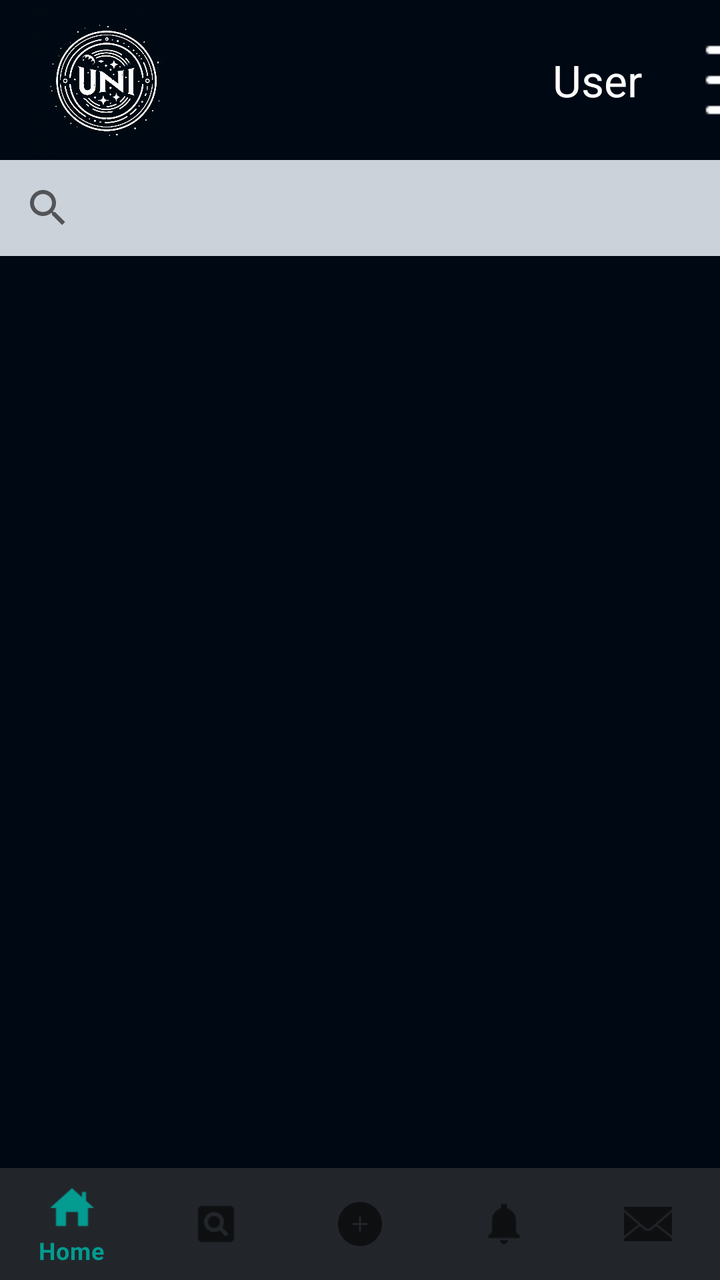
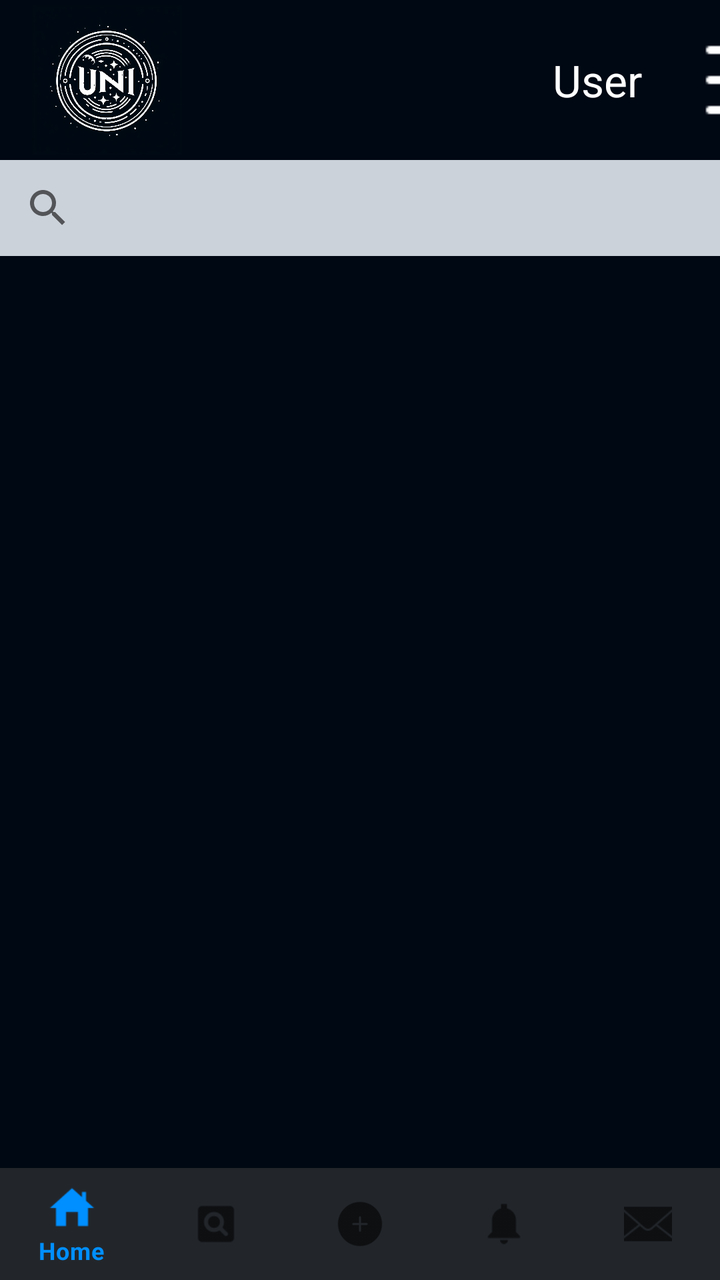

Before-and-after screenshots of an Android layout around one commit, followed by the original layout XML and the change that was made.
<!-- AndroidManifest.xml: application theme Theme.UNIverse -->
<!-- res/layout/activity_search_view.xml -->
<?xml version="1.0" encoding="utf-8"?>
<androidx.constraintlayout.widget.ConstraintLayout xmlns:android="http://schemas.android.com/apk/res/android"
    xmlns:app="http://schemas.android.com/apk/res-auto"
    xmlns:tools="http://schemas.android.com/tools"
    android:layout_width="match_parent"
    android:layout_height="match_parent"
    tools:context=".user_views.SearchViewActivity"
    android:background="@color/backgroundUniverse">
    
    <include layout="@layout/activity_actionbar"></include>

    <androidx.appcompat.widget.SearchView
        android:id="@+id/search_view"
        android:layout_width="0dp"
        android:layout_height="wrap_content"
        android:layout_marginTop="80dp"
        android:queryHint="Buscar publicaciones"
        app:layout_constraintTop_toTopOf="parent"
        app:layout_constraintStart_toStartOf="parent"
        app:layout_constraintEnd_toEndOf="parent"
        app:layout_constraintBottom_toTopOf="@+id/recycler_view_search"
        android:background="@color/gray"/>

    <androidx.recyclerview.widget.RecyclerView
        android:id="@+id/recycler_view_search"
        android:layout_width="0dp"
        android:layout_height="0dp"
        android:layout_marginBottom="62dp"
        app:layout_constraintTop_toBottomOf="@id/search_view"
        app:layout_constraintStart_toStartOf="parent"
        app:layout_constraintEnd_toEndOf="parent"
        app:layout_constraintBottom_toBottomOf="parent" />

    <include layout="@layout/activity_navbar"></include>

</androidx.constraintlayout.widget.ConstraintLayout>
<!-- res/layout/activity_actionbar.xml (included above) -->
<?xml version="1.0" encoding="utf-8"?>
<androidx.coordinatorlayout.widget.CoordinatorLayout xmlns:android="http://schemas.android.com/apk/res/android"
    xmlns:app="http://schemas.android.com/apk/res-auto"
    android:id="@+id/mainBar"
    android:layout_width="match_parent"
    android:layout_height="match_parent">

    <com.google.android.material.appbar.AppBarLayout
        android:layout_width="match_parent"
        android:layout_height="80dp"

        android:theme="@style/AppTheme.WithMain">

        <androidx.appcompat.widget.Toolbar
            android:id="@+id/toolbar"
            android:layout_width="match_parent"
            android:layout_height="match_parent"
            android:background="@color/backgroundUniverse"
            android:popupTheme="@style/AppTheme.PopupOverlay">

            
            <ImageView
                android:id="@+id/logo"
                android:layout_width="75dp"
                android:layout_height="75dp"
                android:src="@drawable/universe_logo"
                android:clickable="true"
                android:contentDescription="logo"/>

            
            <TextView
                android:id="@+id/username"
                android:layout_width="240dp"
                android:layout_height="wrap_content"
                android:text="User"
                android:textAlignment="textEnd"
                android:padding="10dp"
                android:textColor="@android:color/white"
                android:textSize="22sp"
                android:layout_marginEnd="20dp"
                android:maxWidth="150dp" />

            
            <ImageButton
                android:id="@+id/menuButton"
                android:layout_width="48dp"
                android:layout_height="48dp"
                android:src="@drawable/ic_menu"
                android:background="@color/backgroundUniverse"
                android:contentDescription="menu"
                android:layout_marginEnd="10dp"/>

        </androidx.appcompat.widget.Toolbar>

    </com.google.android.material.appbar.AppBarLayout>

</androidx.coordinatorlayout.widget.CoordinatorLayout>
<!-- res/layout/activity_navbar.xml (included above) -->
<androidx.coordinatorlayout.widget.CoordinatorLayout xmlns:android="http://schemas.android.com/apk/res/android"
    xmlns:app="http://schemas.android.com/apk/res-auto"
    android:layout_width="match_parent"
    android:layout_height="match_parent">

    <com.google.android.material.bottomnavigation.BottomNavigationView
        android:id="@+id/bottom_navigation"
        android:layout_width="match_parent"
        android:layout_height="wrap_content"
        android:layout_gravity="bottom"
        android:background="@color/gray_toolbar"
        app:menu="@menu/bottom_navigation_menu" />

</androidx.coordinatorlayout.widget.CoordinatorLayout>
<!-- resources referenced by this layout -->
<resources>
  <color name="backgroundUniverse">#000813</color>
  <color name="gray">#CCD2DA</color>
  <color name="gray_toolbar">#22262B</color>
  <!-- drawable ic_menu: png bitmap (drawable, 175 bytes) -->
  <!-- drawable universe_logo: jpg bitmap (drawable, 114702 bytes) -->
  <style name="AppTheme.PopupOverlay" parent="ThemeOverlay.AppCompat.Light">
          
          <item name="android:colorBackground">@color/backgroundUniverse</item>
          <item name="android:textColor">@color/white</item>
          <item name="android:textSize">16sp</item>
          
      </style>
  <style name="AppTheme.WithMain" parent="Theme.AppCompat.Light.DarkActionBar">
          
          
          <item name="colorPrimary">#303030</item>
          
          <item name="colorPrimaryDark">#424242</item>
          
          <item name="colorAccent">#FF5252</item>
          <item name="android:windowActionBarOverlay">true</item>
      </style>
  <style name="Theme.UNIverse" parent="Theme.MaterialComponents.DayNight.NoActionBar">
          
          <item name="colorPrimary">@color/cyan</item>
          <item name="colorPrimaryVariant">@color/purple_700</item>
          <item name="colorOnPrimary">@color/white</item>
          
          <item name="colorSecondary">@color/teal_200</item>
          <item name="colorSecondaryVariant">@color/teal_700</item>
          <item name="colorOnSecondary">@color/black</item>
          
          <item name="android:statusBarColor">?attr/colorPrimaryVariant</item>
          
          <item name="colorButtonNormal">@color/cyan</item>
      </style>
  <color name="white">#FFFFFFFF</color>
  <color name="cyan">#049B90</color>
  <color name="purple_700">#FF3700B3</color>
  <color name="teal_200">#FF03DAC5</color>
  <color name="teal_700">#FF018786</color>
  <color name="black">#FF000000</color>
</resources>

<!-- the commit's change to res/layout/activity_search_view.xml (unified diff, before → after) -->
@@ -11,10 +11,14 @@
 
     <androidx.appcompat.widget.SearchView
         android:id="@+id/search_view"
-        android:layout_width="0dp"
+        android:layout_width="match_parent"
         android:layout_height="wrap_content"
         android:layout_marginTop="80dp"
         android:queryHint="Buscar publicaciones"
+        android:hint="Buscar publicaciones"
+        app:searchHintIcon="@color/gray_toolbar"
+        android:textAlignment="center"
+        android:textAppearance="@color/black"
         app:layout_constraintTop_toTopOf="parent"
         app:layout_constraintStart_toStartOf="parent"
         app:layout_constraintEnd_toEndOf="parent"
<!-- resource entries referenced after the edit -->
@@ -24,12 +24,12 @@
       </style>
   <style name="Theme.UNIverse" parent="Theme.MaterialComponents.DayNight.NoActionBar">
           
-          <item name="colorPrimary">@color/cyan</item>
+          <item name="colorPrimary">@color/sky_blue_button</item>
           <item name="colorPrimaryVariant">@color/purple_700</item>
           <item name="colorOnPrimary">@color/white</item>
           
           <item name="colorSecondary">@color/teal_200</item>
-          <item name="colorSecondaryVariant">@color/teal_700</item>
+          <item name="colorSecondaryVariant">@color/sky_blue_button</item>
           <item name="colorOnSecondary">@color/black</item>
           
           <item name="android:statusBarColor">?attr/colorPrimaryVariant</item>
@@ -37,10 +37,10 @@
           <item name="colorButtonNormal">@color/cyan</item>
       </style>
   <color name="white">#FFFFFFFF</color>
+  <color name="sky_blue_button">#008FFF</color>
   <color name="cyan">#049B90</color>
   <color name="purple_700">#FF3700B3</color>
   <color name="teal_200">#FF03DAC5</color>
-  <color name="teal_700">#FF018786</color>
   <color name="black">#FF000000</color>
 </resources>
 
